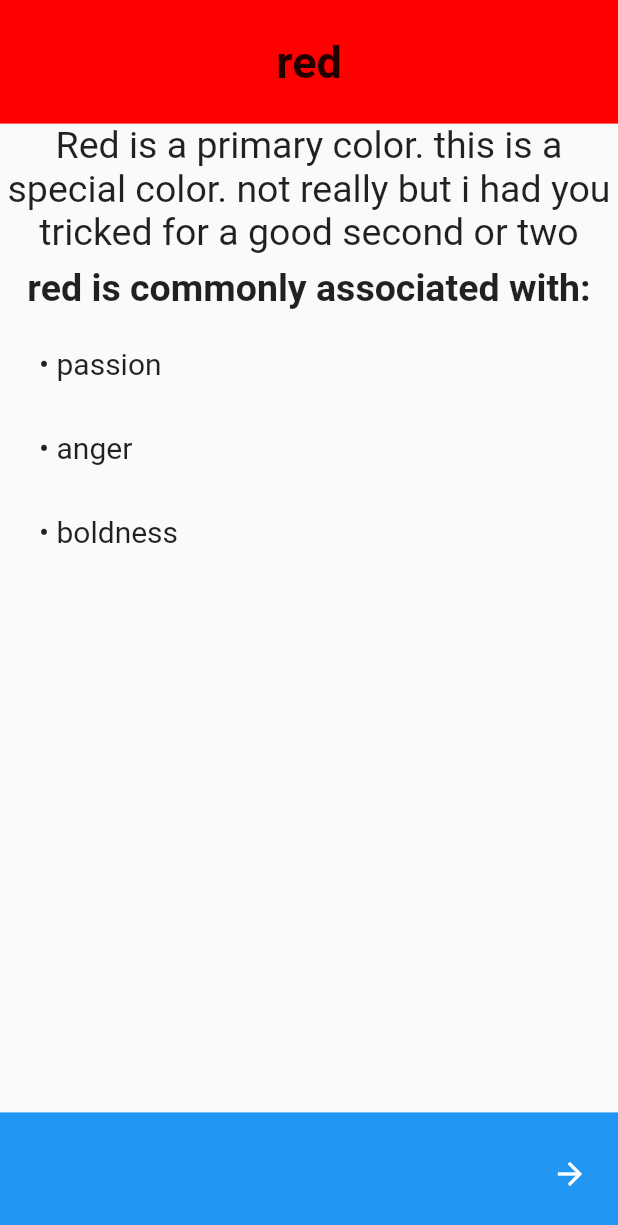
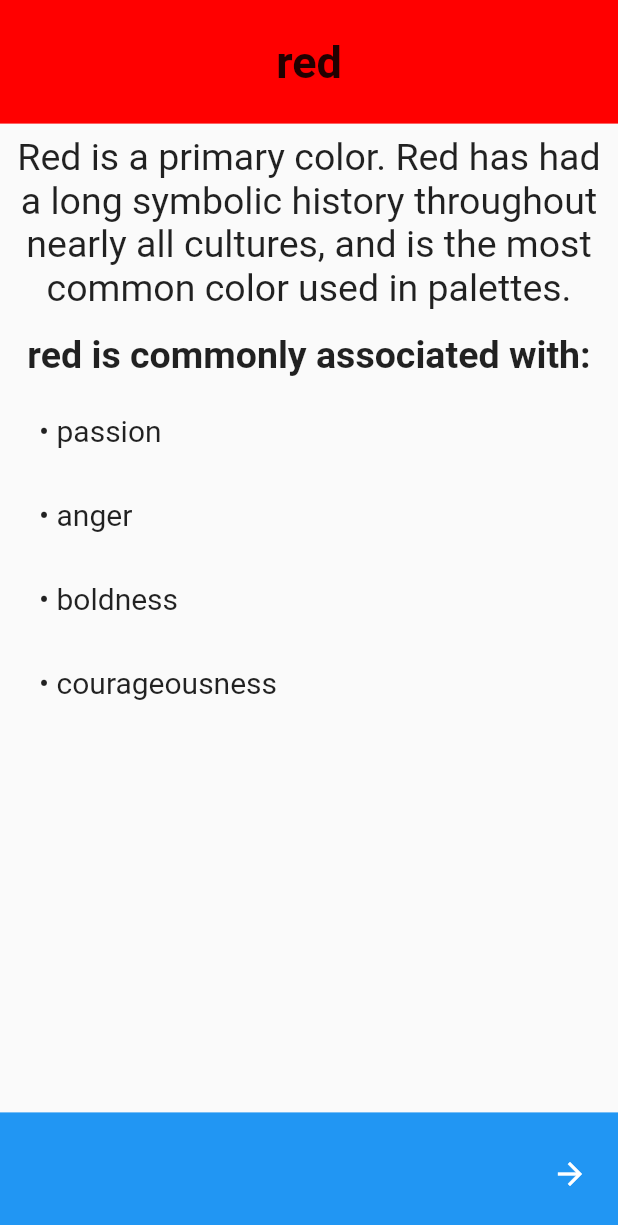
Before and after one commit to VictorTPhan/Hue_Helper, a Flutter app: the ColorChoice screen opened directly, after a tap on "red", on a phone screen of 412 x 824 dp. Shown: the top 1225 px of the screen. Run offline on Flutter 3.47's test engine with Material 2 defaults, Android fonts, the phone set to English and light mode, and no system bars; network calls fail.

Commit message:
Removed dead code and changed some colors in color_choice.dart

```diff
--- a/lib/color_choice.dart
+++ b/lib/color_choice.dart
@@ -14,47 +14,47 @@ class ColorChoice extends StatelessWidget {
         ColorData(Color(0xFFFF0000),
             'red',
         colorType.primary,
-        'this is a special color. not really but i had you tricked for a good second or two',
-        ['passion','anger','boldness']));
+        'Red has had a long symbolic history throughout nearly all cultures, and is the most common color used in palettes.',
+        ['passion','anger','boldness', 'courageousness']));
     colorList.add(
-        ColorData(Color(0xFFFF0000),
-            'red',
+        ColorData(Color(0xFFFF6F00),
+            'orange',
+            colorType.secondary,
+            '',
+            ['lorem ipsum','lorem ipsum','lorem ipsum']));
+    colorList.add(
+        ColorData(Color(0xFFFFDD00),
+            'yellow',
             colorType.primary,
             '',
             ['lorem ipsum','lorem ipsum','lorem ipsum']));
     colorList.add(
-        ColorData(Color(0xFFFF0000),
-            'red',
+        ColorData(Color(0xFFB3FF00),
+            'lime',
             colorType.primary,
             '',
             ['lorem ipsum','lorem ipsum','lorem ipsum']));
     colorList.add(
-        ColorData(Color(0xFFFF0000),
-            'red',
+        ColorData(Color(0xFF08FF00),
+            'green',
             colorType.primary,
             '',
             ['lorem ipsum','lorem ipsum','lorem ipsum']));
     colorList.add(
-        ColorData(Color(0xFFFF0000),
-            'red',
+        ColorData(Color(0xFF00CCFF),
+            'teal',
             colorType.primary,
             '',
             ['lorem ipsum','lorem ipsum','lorem ipsum']));
     colorList.add(
-        ColorData(Color(0xFFFF0000),
-            'red',
+        ColorData(Color(0xFF0040FF),
+            'blue',
             colorType.primary,
             '',
             ['lorem ipsum','lorem ipsum','lorem ipsum']));
     colorList.add(
-        ColorData(Color(0xFFFF0000),
-            'red',
-            colorType.primary,
-            '',
-            ['lorem ipsum','lorem ipsum','lorem ipsum']));
-    colorList.add(
-        ColorData(Color(0xFFFF0000),
-            'red',
+        ColorData(Color(0xFFA600FF),
+            'purple',
             colorType.primary,
             '',
             ['lorem ipsum','lorem ipsum','lorem ipsum']));
--- a/lib/color_info.dart
+++ b/lib/color_info.dart
@@ -33,17 +33,21 @@ class ColorInfo extends StatelessWidget {
                     child: Container(
                       child: Column(
                         children: [
-                          Text(
-                              colorData.name[0].toUpperCase() + colorData.name.substring(1,colorData.name.length) + ' is a ' + typeText + ' color. ' + colorData.description,
-                                  textAlign: TextAlign.center,
-                                  style: TextStyle(
-                          fontSize: 25,
-                      )
+                          Padding(
+                            padding: const EdgeInsets.all(8.0),
+                            child: Text(
+                                colorData.name[0].toUpperCase() + colorData.name.substring(1,colorData.name.length) + ' is a ' + typeText + ' color. ' + colorData.description,
+                                    textAlign: TextAlign.center,
+                                    style: TextStyle(
+                              fontSize: 25,
+                              )
+                            ),
                           ),
                           Padding(
                             padding: const EdgeInsets.all(8.0),
                             child: Text(
                                 colorData.name + ' is commonly associated with:',
+                                textAlign: TextAlign.center,
                                 style: TextStyle(
                                   fontSize: 25,
                                   fontWeight: FontWeight.bold,
--- a/lib/palette_info.dart
+++ b/lib/palette_info.dart
@@ -1,5 +1,4 @@
 import 'package:flutter/material.dart';
-import 'package:hue_helper/palette_type.dart';
 import 'package:hue_helper/color_choice.dart';
 
 class PaletteInfo extends StatelessWidget {
--- a/lib/palette_type.dart
+++ b/lib/palette_type.dart
@@ -1,5 +1,4 @@
 import 'package:flutter/material.dart';
-import 'package:hue_helper/main.dart';
 import 'package:hue_helper/palette_info.dart';
 
 class PaletteType extends StatefulWidget {
```
